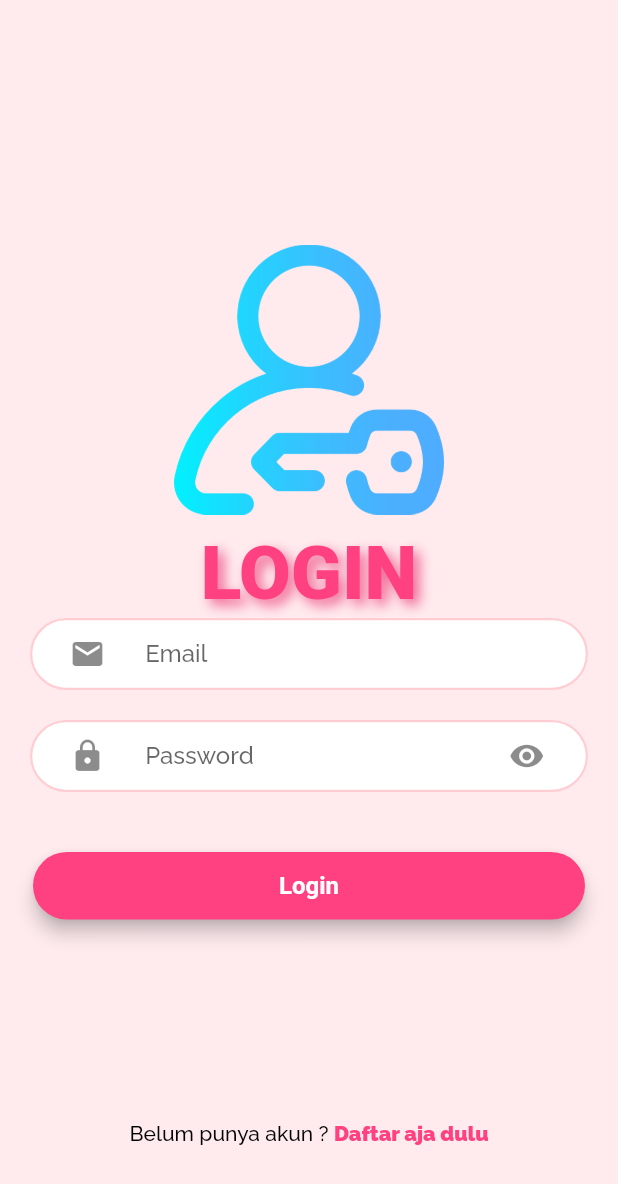
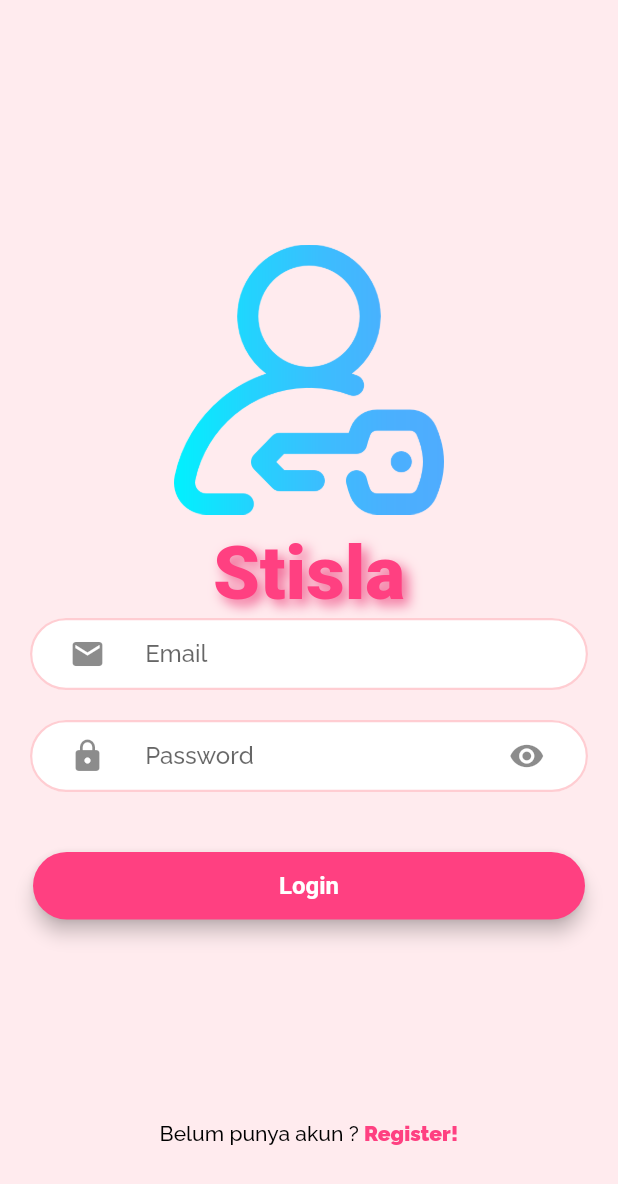
Before and after one commit to rizkamh/flutter_uasmobile, a Flutter app: the screen it shows after launch, after a tap on "Login", on a phone screen of 412 x 824 dp. Shown: the top 1184 px of the screen. Run offline on Flutter 3.47's test engine with Material 2 defaults, Android fonts, the phone set to English and light mode, and no system bars; our stand-ins replace shared_preferences; network calls fail.

Commit message:
login register logout

```diff
--- /dev/null
+++ b/lib/api/http_helper.dart
@@ -0,0 +1,89 @@
+import 'dart:async';
+import 'dart:convert';
+import 'dart:io';
+
+import 'package:http/http.dart';
+import 'package:shared_preferences/shared_preferences.dart';
+
+class HttpHelper {
+  final String _baseUrl = 'http://192.168.20.192:8000/api/';
+  // final String _baseUrl = 'http://10.0.2.2:8000/api/';
+  final String token = '';
+
+  Future<Response> login(String email, String password, String deviceId) async {
+    final url = Uri.parse(_baseUrl + 'auth/login');
+    final body = {
+      'email': email,
+      'password': password,
+      'device_name': deviceId
+    };
+    final headers = {
+      'Accept': 'application/json',
+    };
+
+    final response = await post(url, body: body, headers: headers);
+    var data = json.decode(response.body);
+    _save('token', data['token']);
+    _save('name', data['name']);
+    _save('email', data['email']);
+
+    return response;
+  }
+
+  Future<Response> register(
+      String name, String email, String password, String deviceId) async {
+    final url = Uri.parse(_baseUrl + 'auth/register');
+    final body = {
+      'name': name,
+      'email': email,
+      'password': password,
+      'password_confirmation': password,
+      'device_name': deviceId,
+    };
+    final headers = {
+      'Accept': 'application/json',
+    };
+
+    final response = await post(url, body: body, headers: headers);
+    return response;
+  }
+
+  Future<Response> logout(String token) async {
+    final url = Uri.parse(_baseUrl + 'auth/logout');
+    final body = {};
+    final headers = {
+      'Accept': 'application/json',
+      'Authorization': 'Bearer ' + '$token',
+    };
+    final response = await post(url, body: body, headers: headers);
+
+    return response;
+  }
+
+  getKategori() async {
+    final url = Uri.parse(_baseUrl + 'category');
+    final prefs = await SharedPreferences.getInstance();
+    const key = 'token';
+    final token = prefs.get(key);
+    final headers = {
+      'Authorization': 'Bearer ' + '$token',
+      'Accept': 'application/json',
+    };
+    final response = await get(url, headers: headers);
+    return response;
+  }
+
+  _save(String key, String data) async {
+    final prefs = await SharedPreferences.getInstance();
+    // const key = 'token';
+    // final value = token;
+    prefs.setString(key, data);
+  }
+
+  read() async {
+    final prefs = await SharedPreferences.getInstance();
+    const key = 'token';
+    final value = prefs.get(key) ?? 0;
+    print('read : $value');
+  }
+}
--- a/lib/components/check_have _account.dart
+++ b/lib/components/check_have _account.dart
@@ -24,7 +24,7 @@ class AlreadyHaveAnAccountCheck extends StatelessWidget {
         GestureDetector(
           onTap: press as void Function()?,
           child: Text(
-            login ? "Daftar aja dulu" : "Login kuy",
+            login ? "Register!" : "Login",
             style: TextStyle(
               color: Colors.pinkAccent,
               fontWeight: FontWeight.w700,
--- a/lib/screen/login.dart
+++ b/lib/screen/login.dart
@@ -2,6 +2,7 @@
 
 import 'dart:async';
 import 'package:flutter/material.dart';
+import 'package:flutter_uasmobile/api/http_helper.dart';
 import 'package:flutter_uasmobile/components/check_have%20_account.dart';
 import 'package:shared_preferences/shared_preferences.dart';
 // import '../api/http_helper.dart';
@@ -20,29 +21,29 @@ class _Login extends State<Login> {
   TextEditingController etEmail = TextEditingController();
   TextEditingController etPassword = TextEditingController();
 
-  // Future doLogin() async {
-  //   final email = etEmail.text;
-  //   final password = etPassword.text;
-  //   const deviceId = "12345";
-  //   final response = await HttpHelper().login(email, password, deviceId);
-  //   print(response.body);
+  Future doLogin() async {
+    final email = etEmail.text;
+    final password = etPassword.text;
+    const deviceId = "12345";
+    final response = await HttpHelper().login(email, password, deviceId);
+    print(response.body);
 
-  //   SharedPreferences pref = await SharedPreferences.getInstance();
-  //   const key = 'token';
-  //   final value = pref.get(key);
-  //   final token = value;
-  //   if (token == null) {
-  //     Navigator.pushNamed(
-  //       context,
-  //       '/login',
-  //     );
-  //   } else {
-  //     Navigator.pushNamed(
-  //       context,
-  //       '/home',
-  //     );
-  //   }
-  // }
+    SharedPreferences pref = await SharedPreferences.getInstance();
+    const key = 'token';
+    final value = pref.get(key);
+    final token = value;
+    if (token == null) {
+      Navigator.pushNamed(
+        context,
+        '/login',
+      );
+    } else {
+      Navigator.pushNamed(
+        context,
+        '/home',
+      );
+    }
+  }
 
   @override
   Widget build(BuildContext context) {
@@ -64,7 +65,7 @@ class _Login extends State<Login> {
                   height: 10,
                 ),
                 Text(
-                  'LOGIN',
+                  'Stisla',
                   style: TextStyle(
                     fontWeight: FontWeight.w900,
                     fontSize: 50,
@@ -197,7 +198,7 @@ class _Login extends State<Login> {
                         ),
                       ),
                       onPressed: () async {
-                        // await doLogin();
+                        await doLogin();
                       },
                       child: const Text(
                         "Login",
--- a/pubspec.yaml
+++ b/pubspec.yaml
@@ -36,6 +36,7 @@ dependencies:
   # The following adds the Cupertino Icons font to your application.
   # Use with the CupertinoIcons class for iOS style icons.
   cupertino_icons: ^1.0.2
+  http: ^0.13.5
   shared_preferences: ^2.0.15
 
 dev_dependencies:
```
Also changed, not shown: lib/screen/registrasi.dart (+16 -15 lines), pubspec.lock.
